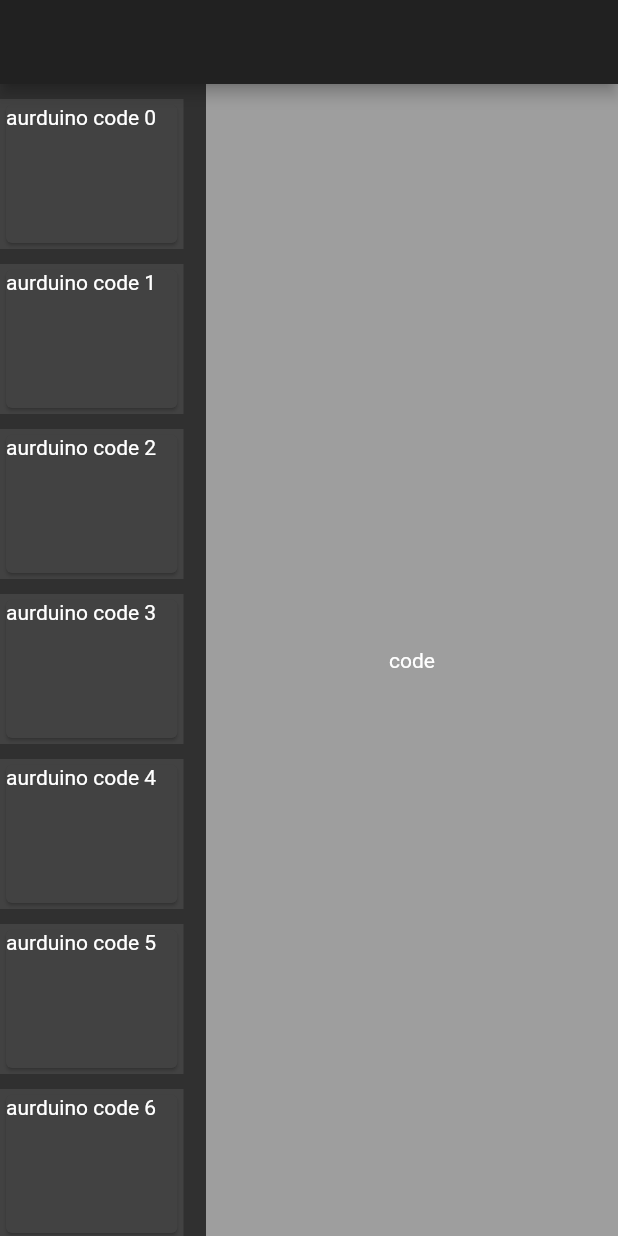
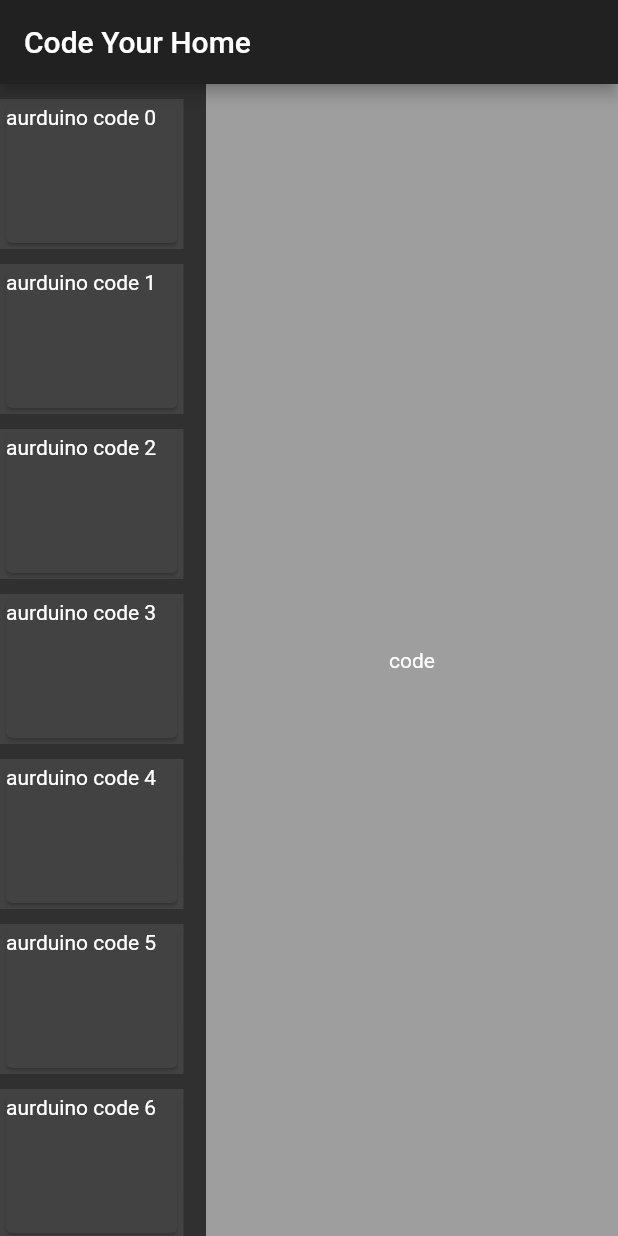
Before and after one commit to OmarHanyhassan/CYH-code-your-home, a Flutter app: the screen it shows after launch, on a phone screen of 412 x 824 dp. Run offline on Flutter 3.47's test engine with Material 2 defaults, Android fonts, the phone set to English and light mode, and no system bars.

Commit message:
enhancing ui

```diff
--- a/lib/main.dart
+++ b/lib/main.dart
@@ -29,7 +29,9 @@ class _HomeState extends State<Home> {
   @override
   Widget build(BuildContext context) {
     return Scaffold(
-      appBar: AppBar(),
+      appBar: AppBar(
+        title: Text("Code Your Home"),
+      ),
       body: Flex(
         direction: Axis.horizontal,
         children: [
@@ -122,17 +124,41 @@ class _DragBoxState extends State<DragBox> {
           blocks = codes.map(
             (e) {
               return Card(
-                child: Text(e),
+                child: Padding(
+                  padding:
+                      const EdgeInsets.symmetric(vertical: 5, horizontal: 20),
+                  child: Row(
+                    mainAxisAlignment: MainAxisAlignment.start,
+                    mainAxisSize: MainAxisSize.min,
+                    children: [
+                      IconButton(
+                          icon: Icon(
+                            Icons.close,
+                            size: 18,
+                          ),
+                          onPressed: () {}),
+                      Text(
+                        e,
+                        style: TextStyle(fontSize: 15),
+                      )
+                    ],
+                  ),
+                ),
               );
             },
           ).toList();
         });
         print(blocks);
       },
-      feedback: Container(
-        color: widget.itemColor,
-        width: 100,
-        height: 100,
+      feedback: Card(
+        color: widget.itemColor.withOpacity(0.5),
+        child: Padding(
+          padding: const EdgeInsets.symmetric(vertical: 5, horizontal: 20),
+          child: Text(
+            widget.code,
+            style: TextStyle(fontSize: 15),
+          ),
+        ),
       ),
     );
   }
```
